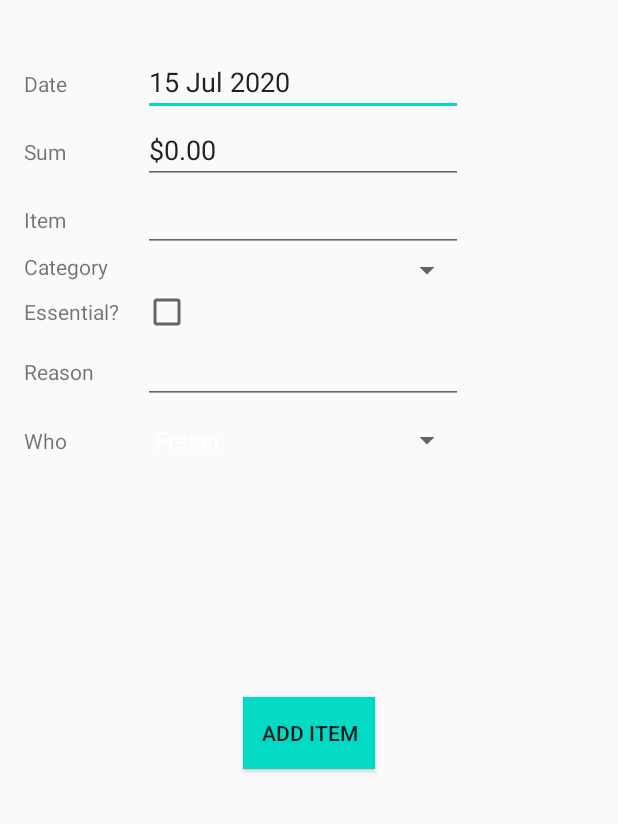
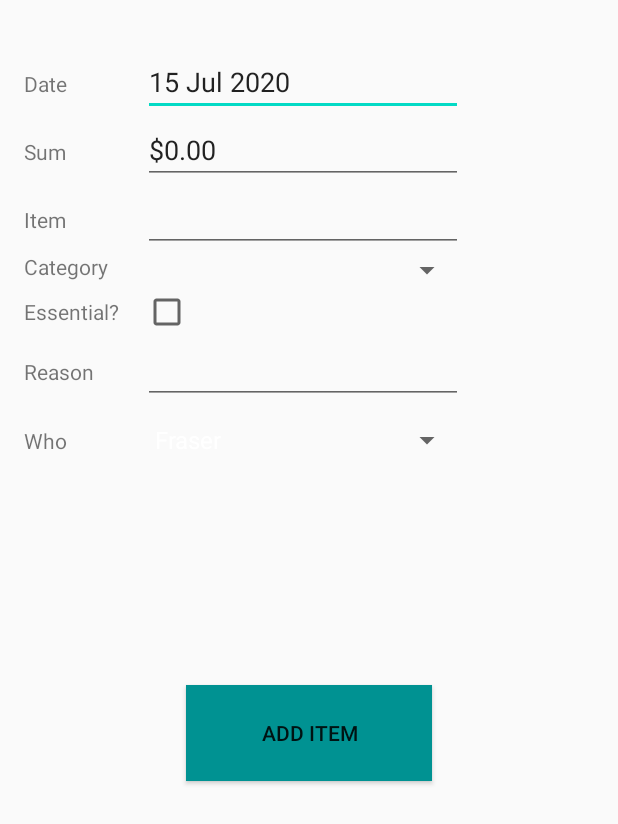
Before and after one commit to wyaneva/spending-tracker-android, an Android app: the screen it shows after launch (MainActivity), on a phone screen of 412 x 824 dp. Shown: the top 824 px of the screen. Run offline under Robolectric (Android 15) with nearby library versions, the phone set to English and light mode, and no system bars; our stand-ins replace Volley; network calls fail.

Commit message:
Changed colours

```diff
--- a/app/src/main/res/layout/activity_main.xml
+++ b/app/src/main/res/layout/activity_main.xml
@@ -151,11 +151,11 @@
 
     <Button
         android:id="@+id/btn_add_item"
-        android:layout_width="wrap_content"
-        android:layout_height="wrap_content"
+        android:layout_width="164dp"
+        android:layout_height="64dp"
         android:layout_marginBottom="164dp"
         android:text="Add Item"
-        android:background="@color/colorAccent"
+        android:background="@color/colorPrimary"
         app:layout_constraintBottom_toBottomOf="parent"
         app:layout_constraintEnd_toEndOf="parent"
         app:layout_constraintStart_toStartOf="parent"
--- a/app/src/main/res/values/colors.xml
+++ b/app/src/main/res/values/colors.xml
@@ -1,6 +1,6 @@
 <?xml version="1.0" encoding="utf-8"?>
 <resources>
-    <color name="colorPrimary">#6200EE</color>
-    <color name="colorPrimaryDark">#3700B3</color>
+    <color name="colorPrimary">#009292</color>
+    <color name="colorPrimaryDark">#004949</color>
     <color name="colorAccent">#03DAC5</color>
 </resources>
```
